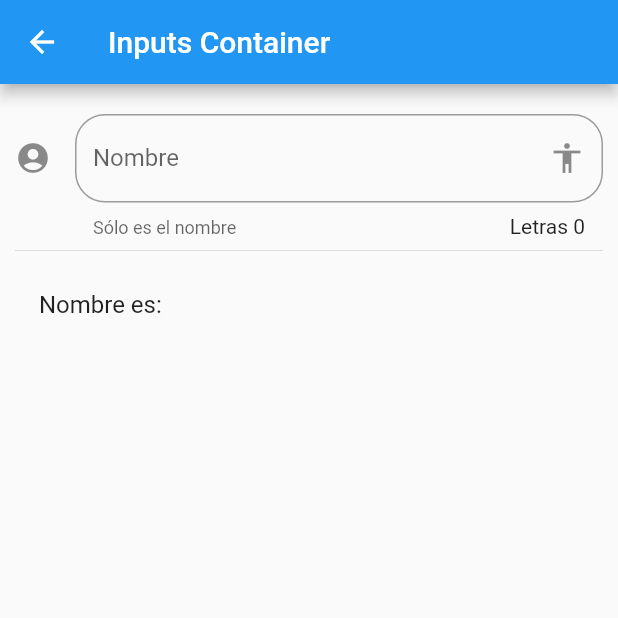
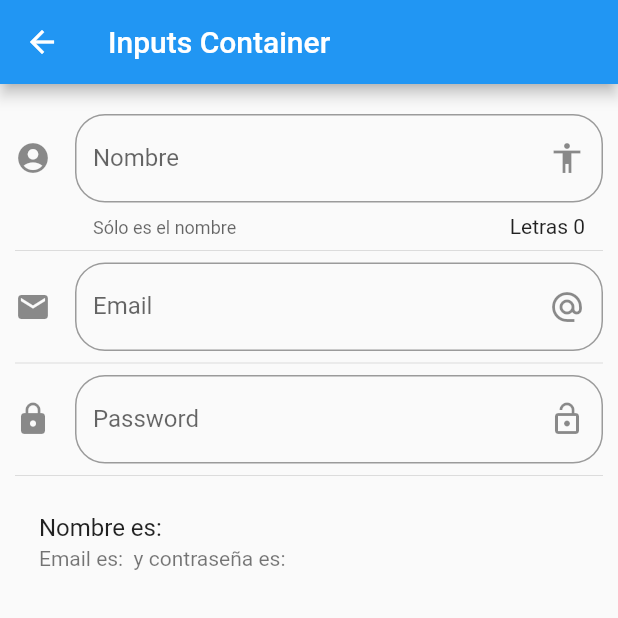
Before and after one commit to mishrole/Flutter_Componentes, a Flutter app: the InputPage screen opened by its route, on a phone screen of 412 x 824 dp, the top half of it. Run offline on Flutter 3.47's test engine with Material 2 defaults, Android fonts, the phone set to English and light mode, and no system bars.

Commit message:
[Add]: Email + Password Input

```diff
--- a/lib/src/pages/input_page.dart
+++ b/lib/src/pages/input_page.dart
@@ -10,16 +10,21 @@ class InputPage extends StatefulWidget {
 class _InputPageState extends State<InputPage> {
 
   String _nombre = '';
+  String _email = '';
+  String _password = '';
 
   @override
   Widget build(BuildContext context) {
     return Scaffold(
       appBar: AppBar(title: Text('Inputs Container'),),
-      // body: Center(child: Container(
         body: ListView(
           padding: EdgeInsets.symmetric(horizontal: 10.0, vertical: 20.0),
           children: <Widget>[
             _crearInput(),
+            Divider(),
+            _crearEmail(),
+            Divider(),
+            _crearPassword(),
             Divider(),
             _crearPersona(),
           ],
@@ -29,7 +34,6 @@ class _InputPageState extends State<InputPage> {
 
   Widget _crearInput() {
     return TextField(
-      // textCapitalization: TextCapitalization.words,
       textCapitalization: TextCapitalization.sentences,
       decoration: InputDecoration(
         border: OutlineInputBorder(
@@ -42,17 +46,46 @@ class _InputPageState extends State<InputPage> {
         suffixIcon: Icon(Icons.accessibility),
         icon: Icon(Icons.account_circle)
       ),
-      onChanged: (value) {
-        setState(() {
-          _nombre = value;
-        });
-      },
+      onChanged: (value) => setState(() { _nombre = value; }),
     );
   }
 
-  _crearPersona() {
+  Widget _crearPersona() {
     return ListTile(
       title: Text('Nombre es: $_nombre'),
+      subtitle: Text('Email es: $_email y contraseña es: $_password')
+    );
+  }
+
+  Widget _crearEmail() {
+    return TextField(
+      keyboardType: TextInputType.emailAddress,
+      decoration: InputDecoration(
+        border: OutlineInputBorder(
+          borderRadius: BorderRadius.circular(20.0)
+        ),
+        hintText: 'Email de la persona',
+        labelText: 'Email',
+        suffixIcon: Icon(Icons.alternate_email),
+        icon: Icon(Icons.email)
+      ),
+      onChanged: (value) => setState(() { _email = value; }),
+    );
+  }
+
+  Widget _crearPassword() {
+    return TextField(
+      obscureText: true,
+      decoration: InputDecoration(
+        border: OutlineInputBorder(
+          borderRadius: BorderRadius.circular(20.0)
+        ),
+        hintText: 'Password',
+        labelText: 'Password',
+        suffixIcon: Icon(Icons.lock_open),
+        icon: Icon(Icons.lock)
+      ),
+      onChanged: (value) => setState(() { _password = value; }),
     );
   }
 }
```
